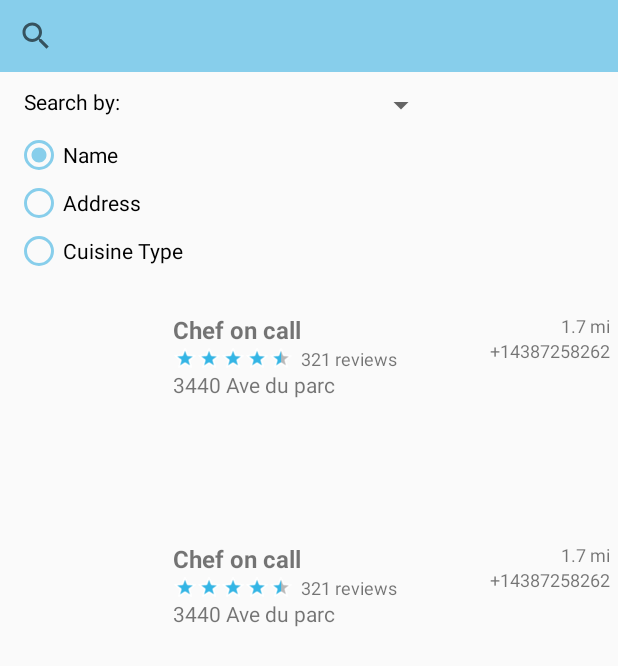
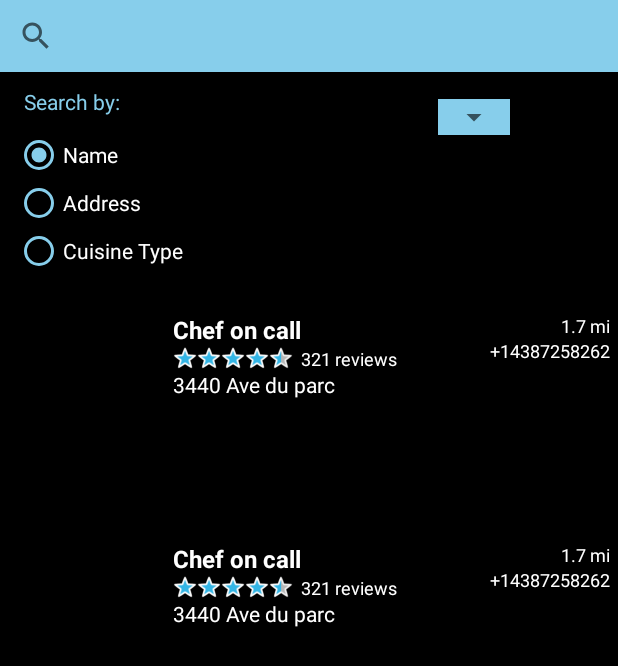
Before and after one commit to DineshNanda13/TheFoodieZone, an Android app: the layout fragment_restaurant.xml on its own in the app's theme, with its tools: preview values and no code run, on a phone screen of 412 x 824 dp. Shown: the top 666 px of the screen. Run offline under Robolectric (Android 15) with nearby library versions, the phone set to English and light mode, and no system bars.

Commit message:
Added drop down arrow to spinner which got hidden when added background color

```diff
--- a/app/src/main/res/layout/food_catagory_item_view.xml
+++ b/app/src/main/res/layout/food_catagory_item_view.xml
@@ -10,6 +10,7 @@
         android:layout_width="wrap_content"
         android:layout_height="wrap_content"
         android:textSize="14sp"
+        android:textColor="@color/list_text"
         app:layout_constraintBottom_toBottomOf="parent"
         app:layout_constraintStart_toStartOf="parent"
         app:layout_constraintTop_toTopOf="parent"
--- a/app/src/main/res/layout/fragment_restaurant.xml
+++ b/app/src/main/res/layout/fragment_restaurant.xml
@@ -4,6 +4,7 @@
     android:layout_width="match_parent"
     android:layout_height="match_parent"
     xmlns:app="http://schemas.android.com/apk/res-auto"
+    android:background="@color/layout_background"
     tools:context=".RestaurantFragment">
 
     <ProgressBar
@@ -29,11 +30,10 @@
         android:textSize="14sp"
         app:layout_constraintTop_toBottomOf="@id/svRestaurant"
         app:layout_constraintStart_toStartOf="parent"
-        app:layout_constraintEnd_toStartOf="@id/spinnerSort"
         android:layout_marginStart="16dp"
         android:layout_marginTop="10dp"
         android:text="@string/search_by"
-        android:textColor="@color/layout_background"/>
+        android:textColor="@color/search_background"/>
 
     <RadioGroup
         android:layout_width="0dp"
@@ -48,7 +48,7 @@
             android:layout_width="wrap_content"
             android:layout_height="wrap_content"
             android:text="@string/name"
-            android:textColor= "@color/layout_background"
+            android:textColor= "@color/list_text"
             android:buttonTint="@color/search_background"
             android:checked="true"
             android:textSize="14sp"/>
@@ -57,7 +57,7 @@
             android:layout_width="wrap_content"
             android:layout_height="wrap_content"
             android:text="@string/address"
-            android:textColor= "@color/layout_background"
+            android:textColor= "@color/list_text"
             android:buttonTint="@color/search_background"
             android:textSize="14sp"/>
         <RadioButton
@@ -66,20 +66,32 @@
             android:layout_height="wrap_content"
             android:text="@string/cuisine_type"
             android:buttonTint="@color/search_background"
-            android:textColor= "@color/layout_background"
+            android:textColor= "@color/list_text"
             android:textSize="14sp"/>
     </RadioGroup>
 
+    <androidx.constraintlayout.widget.ConstraintLayout
+        android:layout_width="wrap_content"
+        android:layout_height="wrap_content"
+        android:layout_marginLeft="220dp"
+        android:layout_marginBottom="85dp"
+        android:background="@color/search_background"
+        app:layout_constraintBottom_toTopOf="@+id/rvRestaurant"
+        app:layout_constraintEnd_toEndOf="parent"
+        app:layout_constraintStart_toStartOf="parent"
+        app:layout_constraintTop_toBottomOf="@+id/svRestaurant">
 
-    <Spinner
-        android:id="@+id/spinnerSort"
-        android:layout_width="wrap_content"
-        android:spinnerMode="dialog"
-        android:layout_marginTop="10dp"
-        app:layout_constraintEnd_toEndOf="parent"
-        app:layout_constraintStart_toEndOf="@id/radioGroupSearch"
-        app:layout_constraintTop_toBottomOf="@id/svRestaurant"
-        android:layout_height="wrap_content"  />
+        <Spinner
+            android:id="@+id/spinnerSort"
+            android:layout_width="wrap_content"
+            android:layout_height="wrap_content"
+            android:spinnerMode="dialog"
+            app:layout_constraintBottom_toBottomOf="parent"
+            app:layout_constraintEnd_toEndOf="parent"
+            app:layout_constraintStart_toStartOf="parent"
+            app:layout_constraintTop_toTopOf="parent" />
+
+    </androidx.constraintlayout.widget.ConstraintLayout>
 
     <androidx.recyclerview.widget.RecyclerView
         android:id="@+id/rvRestaurant"
--- a/app/src/main/res/layout/restaurant_list_item.xml
+++ b/app/src/main/res/layout/restaurant_list_item.xml
@@ -26,6 +26,7 @@
         android:text="@string/chef_on_call"
         android:textSize="16sp"
         android:textStyle="bold"
+        android:textColor="@color/list_text"
         android:layout_marginHorizontal="10dp"
         app:layout_constraintBottom_toBottomOf="parent"
         app:layout_constraintEnd_toStartOf="@id/tvDistance"
@@ -50,6 +51,7 @@
         android:layout_width="0dp"
         android:layout_height="wrap_content"
         android:text="@string/_321_reviews"
+        android:textColor="@color/list_text"
         android:textSize="12sp"
         android:layout_marginHorizontal="5dp"
         app:layout_constraintBottom_toBottomOf="@id/ratingBar"
@@ -62,6 +64,7 @@
         android:layout_width="wrap_content"
         android:layout_height="wrap_content"
         android:text="@string/_3440_ave_du_parc"
+        android:textColor="@color/list_text"
         app:layout_constraintStart_toStartOf="@id/tvName"
         app:layout_constraintTop_toBottomOf="@+id/ratingBar" />
 
@@ -84,6 +87,7 @@
         android:layout_height="wrap_content"
         android:text="@string/_1_7_mi"
         android:textSize="12sp"
+        android:textColor="@color/list_text"
         app:layout_constraintEnd_toEndOf="parent"
         app:layout_constraintStart_toEndOf="@+id/tvName"
         app:layout_constraintTop_toTopOf="parent" />
@@ -94,6 +98,7 @@
         android:layout_height="wrap_content"
         android:text="@string/_14387258262"
         android:textSize="12sp"
+        android:textColor="@color/list_text"
         app:layout_constraintEnd_toEndOf="parent"
         app:layout_constraintStart_toEndOf="@+id/tv_review_count"
         app:layout_constraintTop_toBottomOf="@+id/tvDistance" />
```
